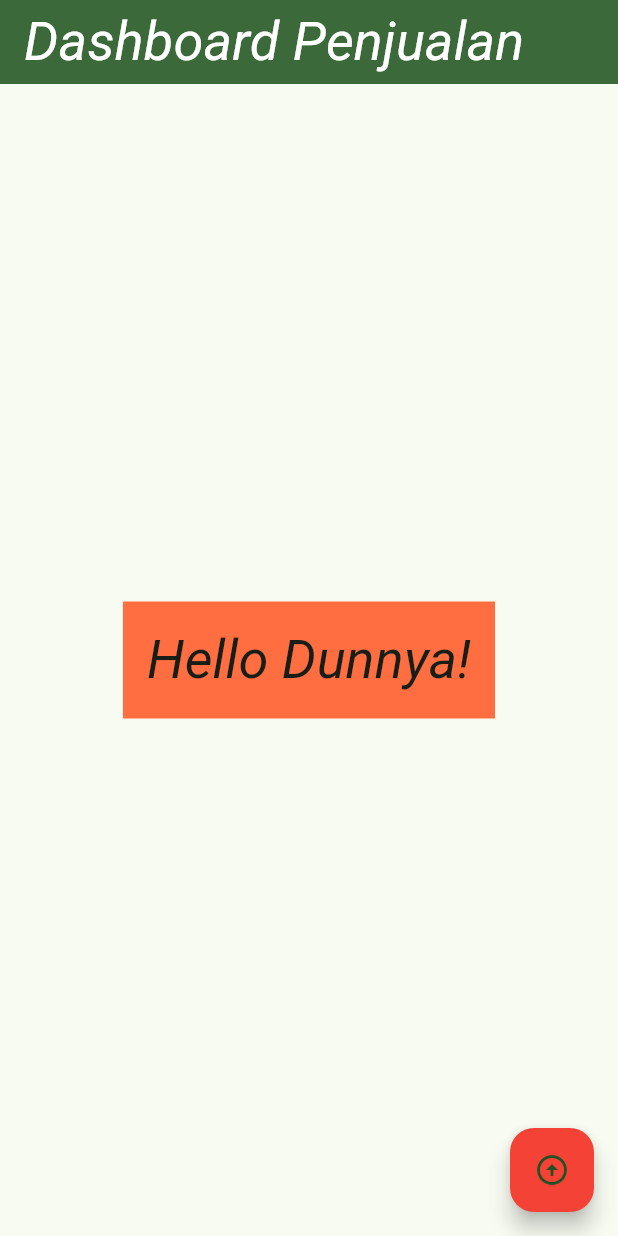
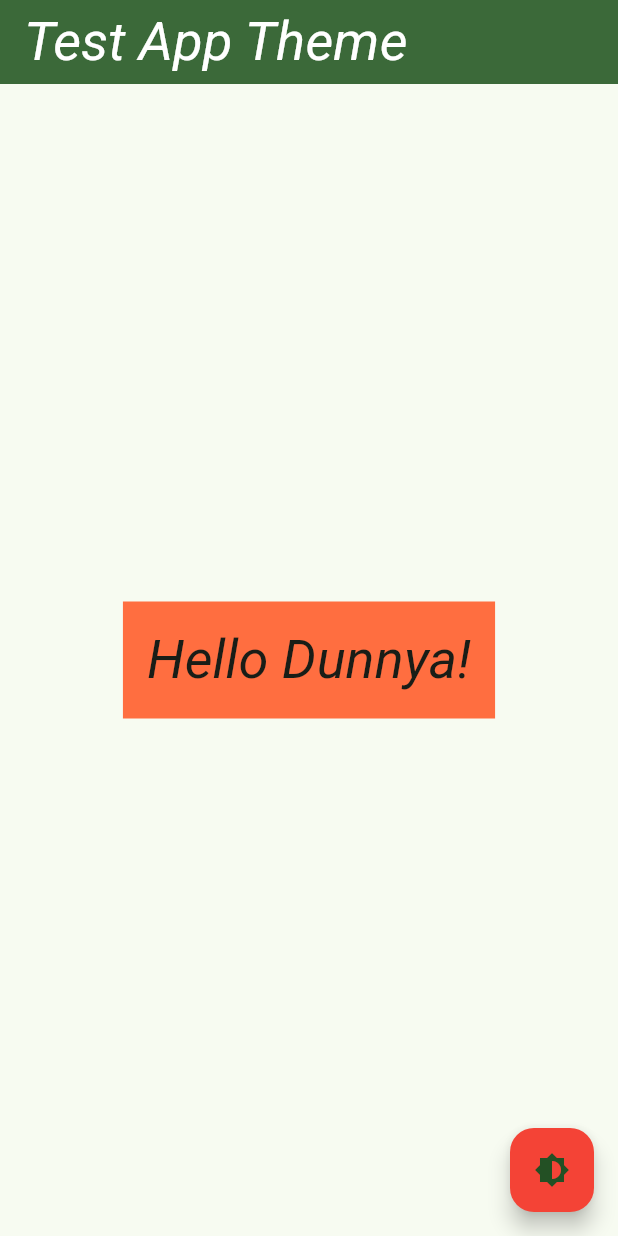
Before and after one commit to Affnsyhr/pemrograman_mobile, a Flutter app: the screen it shows after launch, on a phone screen of 412 x 824 dp. Run offline on Flutter 3.47's test engine with Material 3 defaults, Android fonts, the phone set to English and light mode, and no system bars; Roboto replaces fonts that are missing (Georgia).

Commit message:
tambah tambah aja

```diff
--- a/flutter_theme_2200016058/lib/main.dart
+++ b/flutter_theme_2200016058/lib/main.dart
@@ -9,45 +9,55 @@ class MyApp extends StatelessWidget {
 
   @override
   Widget build(BuildContext context) {
-    const appName = 'Dashboard Penjualan';
+    const appName = 'Test App Theme';
 
     return MaterialApp(
       title: appName,
 
-      // 🌈 LANGKAH 1: Buat Tema
+      // 🌞 Tema terang (default)
       theme: ThemeData(
-        // Tema untuk FloatingActionButton
         floatingActionButtonTheme: const FloatingActionButtonThemeData(
           backgroundColor: Colors.red,
         ),
-
-        // Tema untuk AppBar (judul & warna icon)
-        appBarTheme: const AppBarTheme(
-          foregroundColor: Colors.white, // warna teks AppBar
-        ),
-
-        // Brightness (mode terang atau gelap)
+        appBarTheme: const AppBarTheme(foregroundColor: Colors.white),
         brightness: Brightness.light,
-
-        // Warna utama
         primaryColor: Colors.green,
-
-        // ColorScheme (kombinasi warna utama dan sekunder)
         colorScheme: ColorScheme.fromSeed(
           seedColor: Colors.green,
           secondary: Colors.deepOrangeAccent,
+          brightness: Brightness.light,
         ),
-
-        // Font default
         fontFamily: 'Georgia',
-
-        // TextTheme (mengatur ukuran dan gaya teks)
         textTheme: const TextTheme(
           displayLarge: TextStyle(fontSize: 72.0, fontWeight: FontWeight.bold),
           titleLarge: TextStyle(fontSize: 36.0, fontStyle: FontStyle.italic),
           bodyMedium: TextStyle(fontSize: 14.0, fontFamily: 'Hind'),
         ),
       ),
+
+      // 🌙 Tema gelap
+      darkTheme: ThemeData(
+        floatingActionButtonTheme: const FloatingActionButtonThemeData(
+          backgroundColor: Colors.orange,
+        ),
+        appBarTheme: const AppBarTheme(foregroundColor: Colors.white),
+        brightness: Brightness.dark,
+        primaryColor: Colors.blueGrey,
+        colorScheme: ColorScheme.fromSeed(
+          seedColor: Colors.blueGrey,
+          secondary: Colors.tealAccent,
+          brightness: Brightness.dark,
+        ),
+        fontFamily: 'Georgia',
+        textTheme: const TextTheme(
+          displayLarge: TextStyle(fontSize: 72.0, fontWeight: FontWeight.bold),
+          titleLarge: TextStyle(fontSize: 36.0, fontStyle: FontStyle.italic),
+          bodyMedium: TextStyle(fontSize: 14.0, fontFamily: 'Hind'),
+        ),
+      ),
+
+      // ⚡ Gunakan mode sesuai sistem HP (otomatis)
+      themeMode: ThemeMode.system,
 
       debugShowCheckedModeBanner: false,
       home: const MyHomePage(title: appName),
@@ -62,13 +72,12 @@ class MyHomePage extends StatelessWidget {
   @override
   Widget build(BuildContext context) {
     return Scaffold(
-      // 🌿 AppBar dengan warna dari tema
+      // AppBar pakai warna sesuai tema aktif
       appBar: AppBar(
         title: Text(title),
         backgroundColor: Theme.of(context).colorScheme.primary,
       ),
 
-      // 🌿 Body pakai warna sekunder dari tema
       body: Center(
         child: Container(
           color: Theme.of(context).colorScheme.secondary,
@@ -80,12 +89,11 @@ class MyHomePage extends StatelessWidget {
         ),
       ),
 
-      // 🌿 Floating Action Button pakai tema
       floatingActionButton: FloatingActionButton(
         onPressed: () {
-          debugPrint('Tombol ditekan!');
+          debugPrint('FAB ditekan!');
         },
-        child: const Icon(Icons.arrow_circle_up),
+        child: const Icon(Icons.brightness_6),
       ),
     );
   }
```
